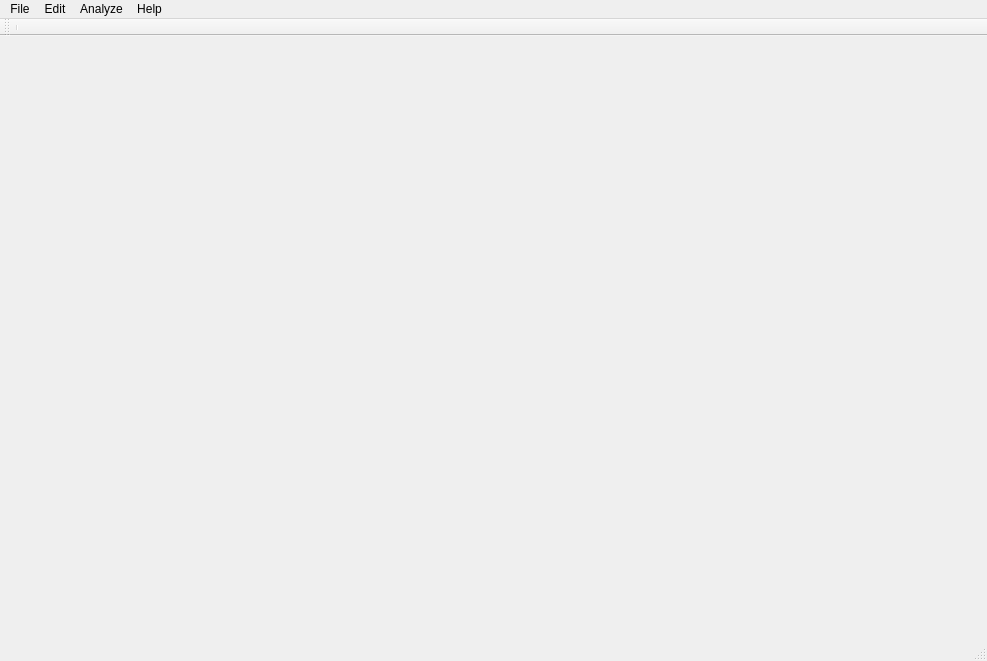
Old version of the form OpenInstrument/OpenInstrument.ui in the repository HongsunGuo/FailsafeFUS.
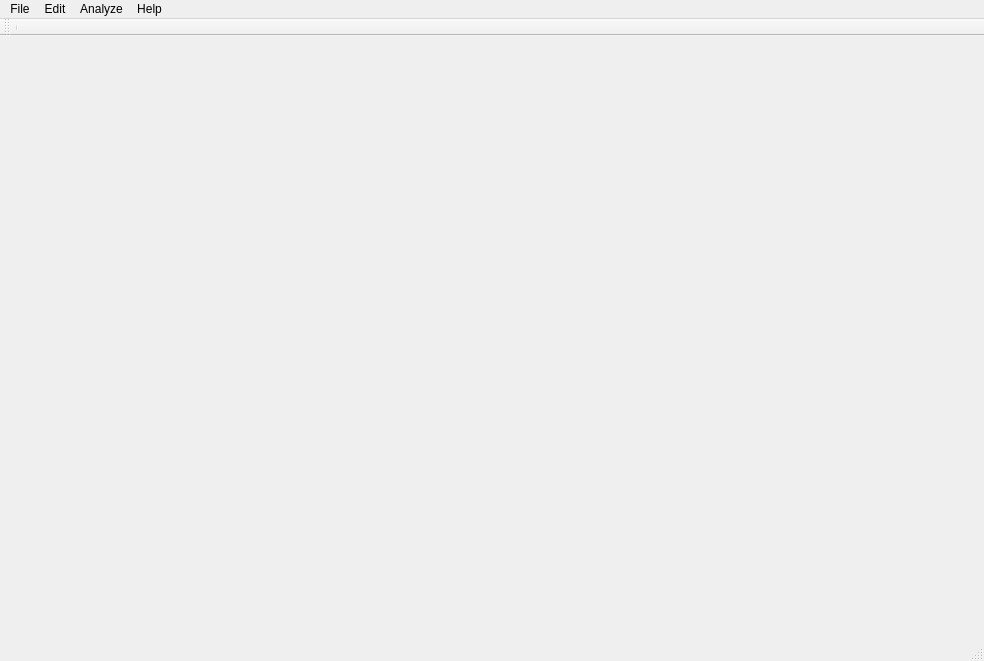
New version of the form. Icons and pictures are not drawn.

```diff
--- a/OpenInstrument/OpenInstrument.ui
+++ b/OpenInstrument/OpenInstrument.ui
@@ -6,7 +6,7 @@
    <rect>
     <x>0</x>
     <y>0</y>
-    <width>987</width>
+    <width>984</width>
     <height>661</height>
    </rect>
   </property>
@@ -19,7 +19,7 @@
     <rect>
      <x>0</x>
      <y>0</y>
-     <width>987</width>
+     <width>984</width>
      <height>38</height>
     </rect>
    </property>
```
